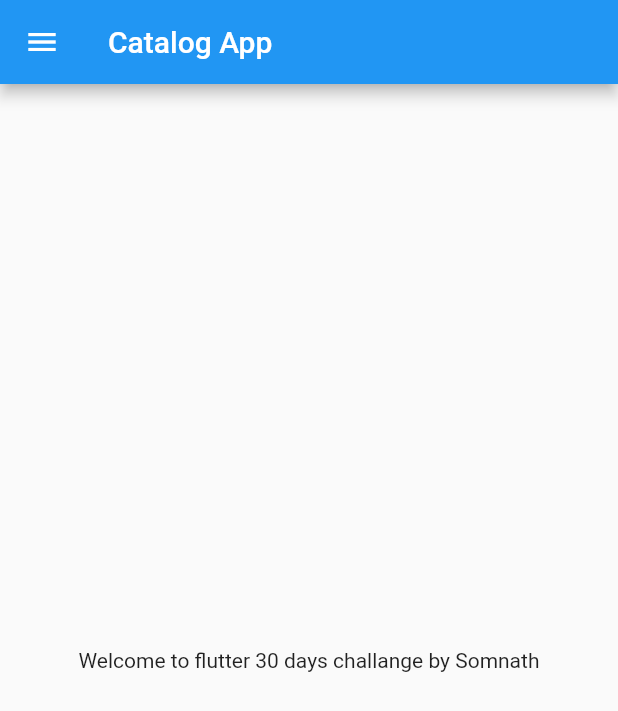
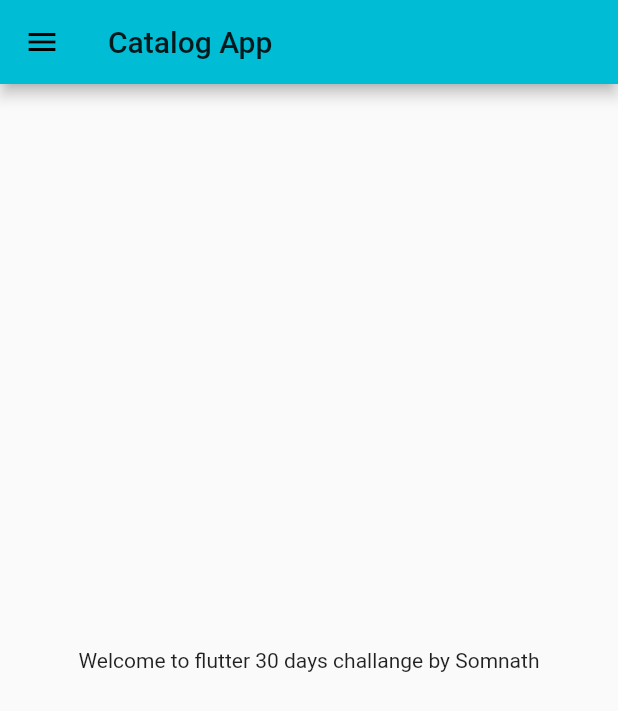
Before and after one commit to somnath-53/FlutterIn30Days, a Flutter app: the screen it shows after launch, on a phone screen of 412 x 824 dp. Shown: the top 711 px of the screen. Run offline on Flutter 3.47's test engine with Material 2 defaults, Android fonts, the phone set to English and light mode, and no system bars.

Commit message:
Day 3 Completed

```diff
--- a/lib/main.dart
+++ b/lib/main.dart
@@ -1,5 +1,6 @@
 import 'package:flutter/material.dart';
-import 'home_page.dart';
+import 'package:flutter_application/pages/login_page.dart';
+import 'pages/home_page.dart';
 
 void main(List<String> args) {
   runApp(MyApp());
@@ -8,6 +9,20 @@
 class MyApp extends StatelessWidget {
   @override
   Widget build(BuildContext context) {
-    return MaterialApp(home: HomePage());
+    return MaterialApp(
+      debugShowCheckedModeBanner: false,
+      // home: HomePage(),
+      themeMode: ThemeMode.light,
+      theme: ThemeData(primarySwatch: Colors.cyan),
+      darkTheme: ThemeData(
+        brightness: Brightness.dark,
+      ),
+      initialRoute: "/home",
+      routes: {
+        "/": (context) => LoginPage(),
+        "/home": (context) => HomePage(),
+        "/login": (context) => LoginPage()
+      },
+    );
   }
 }
```
Also changed, not shown: lib/pages/login_page.dart (added, +19 -0 lines), lib/pages/home_page.dart (renamed from lib/home_page.dart).
